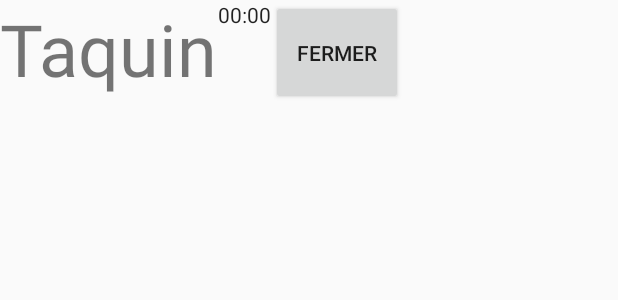
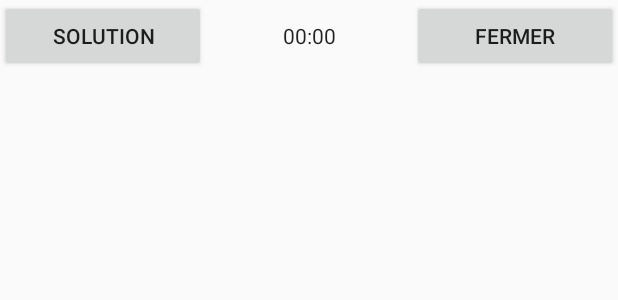
Before and after one commit to SamirToularhmine/TaquinGLES, an Android app: the layout activity_jeu.xml on its own in the app's theme, with its tools: preview values and no code run, on a phone screen of 412 x 824 dp. Shown: the top 300 px of the screen. Run offline under Robolectric (Android 15) with nearby library versions, the phone set to English and light mode, and no system bars.

Commit message:
Fin de la popup de solution + maj images

```diff
--- a/app/src/main/res/layout/activity_jeu.xml
+++ b/app/src/main/res/layout/activity_jeu.xml
@@ -3,7 +3,6 @@
     xmlns:tools="http://schemas.android.com/tools"
     android:layout_width="match_parent"
     android:layout_height="match_parent"
-    xmlns:app="http://schemas.android.com/apk/res-auto"
     tools:context=".OpenGLES20Activity"
     android:orientation="vertical">
 
@@ -11,21 +10,36 @@
         android:layout_width="match_parent"
         android:layout_height="wrap_content"
         android:orientation="horizontal"
-        android:id="@+id/header">
-        <TextView
-            android:layout_width="wrap_content"
-            android:layout_height="match_parent"
-            android:textSize="@android:dimen/app_icon_size"
-            android:text="Taquin"/>
+        android:id="@+id/header"
+        android:gravity="center">
+
+
+        <Button
+            android:layout_width="0dp"
+            android:layout_height="wrap_content"
+            android:text="@string/solution"
+            android:layout_weight="1"
+            android:gravity="center"
+
+            android:onClick="afficherSolution"/>
+
         <Chronometer
             android:id="@+id/chrono"
-            android:layout_width="wrap_content"
+            android:layout_width="0dp"
             android:layout_height="match_parent"
-            android:countDown="true"/>
+            android:layout_weight="1"
+            android:countDown="true"
+            android:textAlignment="center"
+            android:gravity="center"/>
+
+
+
         <Button
             android:id="@+id/close"
-            android:layout_width="wrap_content"
+            android:layout_width="0dp"
             android:layout_height="match_parent"
+            android:layout_weight="1"
+
             android:text="Fermer"/>
     </LinearLayout>
 
--- a/app/src/main/res/values/strings.xml
+++ b/app/src/main/res/values/strings.xml
@@ -6,4 +6,5 @@
     <string name="moyen">Moyen</string>
     <string name="difficile">Difficile</string>
     <string name="niveau">Niveau du difficulté</string>
+    <string name="solution">Solution</string>
 </resources>
```
Also changed, not shown: app/src/main/java/fr/univ/taquingles/OpenGLES20Activity.java (+36 -0 lines), app/src/main/res/layout/popup_solution.xml (added, +19 -0 lines), app/src/main/res/drawable-mdpi/image_33_petite.png (deleted), app/src/main/res/drawable-mdpi/image_44_petite.png (deleted), app/src/main/res/drawable-mdpi/image_55_petite.png (deleted), app/src/main/res/drawable-mdpi/taquin_33.png (deleted), app/src/main/res/drawable-mdpi/taquin_44.png (deleted), app/src/main/res/drawable-mdpi/taquin_55.png (deleted), app/src/main/res/drawable/taquin_33.png (added), app/src/main/res/drawable/taquin_44.png (added), app/src/main/res/drawable/taquin_55.png (added), 1 other file.
